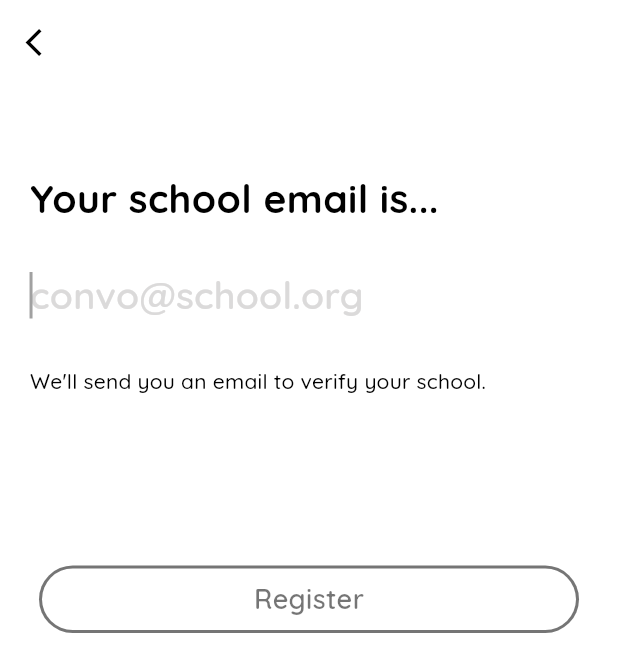
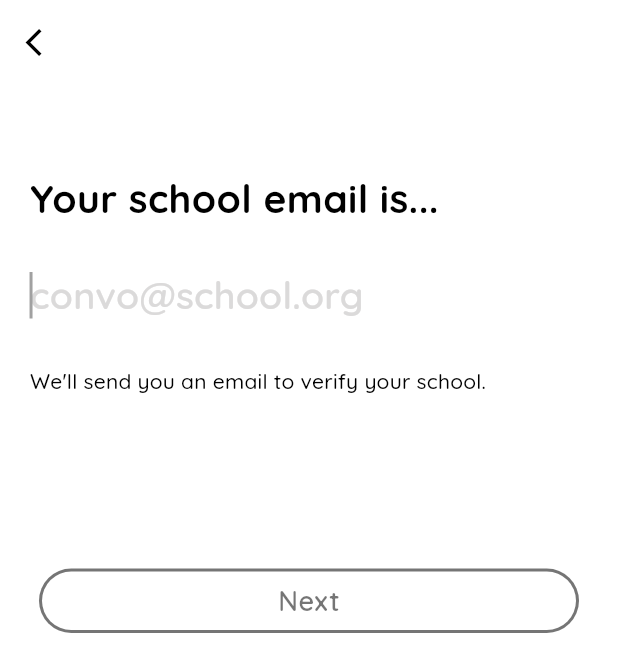
Before and after one commit to Ian2x/hs_connect, a Flutter app: the screen it shows after launch, after a tap on "Sign up", on a phone screen of 412 x 824 dp. Shown: the top 672 px of the screen. Run offline on Flutter 3.47's test engine with Material 2 defaults, Android fonts, the phone set to English and light mode, and no system bars; our stand-ins replace bubble, cached_network_image, cloud_firestore, dismissible_page, email_validator, firebase_auth and 17 more; missing offline and left inert: flutter_link_previewer; accounts and stored records are empty; network calls fail.

Commit message:
changes (e.g. reset password)

```diff
--- a/lib/screens/authenticate/authButton.dart
+++ b/lib/screens/authenticate/authButton.dart
@@ -20,9 +20,9 @@ class AuthButton extends StatelessWidget {
   Widget build(BuildContext context) {
 
     return MyOutlinedButton(
-      padding: EdgeInsets.symmetric(vertical: 9, horizontal: 30),
+      padding: EdgeInsets.symmetric(vertical: 8, horizontal: 29),
       onPressed: onPressed,
-      outlineColor: hasText ? Colors.white : Colors.black54,
+      outlineColor: hasText ? Colors.black : Colors.black54,
       borderRadius: 40,
       backgroundColor: hasText ? Colors.black : Colors.white,
       thickness: 2,
--- a/lib/screens/authenticate/registerEmail.dart
+++ b/lib/screens/authenticate/registerEmail.dart
@@ -1,18 +1,12 @@
+import 'package:email_validator/email_validator.dart';
 import 'package:flutter/material.dart';
-import 'package:firebase_auth/firebase_auth.dart';
-import 'package:hs_connect/screens/authenticate/waitVerification.dart';
-import 'package:hs_connect/services/auth.dart';
+import 'package:hs_connect/screens/authenticate/registerPassword.dart';
 import 'package:hs_connect/shared/constants.dart';
-import 'package:hs_connect/shared/themeManager.dart';
-import 'package:hs_connect/shared/tools/helperFunctions.dart';
-import 'package:hs_connect/shared/widgets/checkboxFormField.dart';
-import 'package:hs_connect/shared/widgets/loading.dart';
 import 'package:hs_connect/shared/widgets/myBackButtonIcon.dart';
 
 import 'authButton.dart';
 
 class RegisterEmail extends StatefulWidget {
-
   const RegisterEmail({Key? key}) : super(key: key);
 
   @override
@@ -20,31 +14,20 @@ class RegisterEmail extends StatefulWidget {
 }
 
 class _RegisterEmailState extends State<RegisterEmail> {
-  final AuthService _auth = AuthService();
-  final _formKey = GlobalKey<FormState>();
-  bool loading = false;
-  bool termsAccepted = true;
-
   // text field state
   String email = '';
   String? error;
 
-  String termsError = "Must read and agree to policies/terms";
-
-
   @override
   Widget build(BuildContext context) {
     final textTheme = Theme.of(context).textTheme;
-
-
-    return loading
-        ? Scaffold(
-            backgroundColor: Colors.white, body: Loading(backgroundColor: Colors.white, spinColor: Color(0xff60676c)))
-        : Scaffold(
-            resizeToAvoidBottomInset : false,
+    return Scaffold(
+            resizeToAvoidBottomInset: false,
             backgroundColor: Colors.white,
             appBar: AppBar(
-              leading: myBackButtonIcon(context, overrideColor: ThemeNotifier.lightThemeOnSurface,
+              leading: myBackButtonIcon(
+                context,
+                overrideColor: Colors.black,
               ),
               elevation: 0,
               backgroundColor: Colors.white,
@@ -55,50 +38,22 @@ class _RegisterEmailState extends State<RegisterEmail> {
                   child: Column(
                     crossAxisAlignment: CrossAxisAlignment.start,
                     children: [
-                      /*Container(
-                        padding: EdgeInsets.fromLTRB(20.0,0,0,0),
-                        alignment: Alignment.topLeft,
-                        child: Column(
-                        children: [
-                        Row(
-                          children: [
-                            Spacer(),
-                            Container(
-                              padding:EdgeInsets.fromLTRB(0, 0, 15, 0),
-                              child:
-                              SizedBox(
-                                height: 50,
-                                child: Image.asset('assets/Splash2.png'),
-                              ),
-                            ),
-                            Spacer(),
-                          ],
-                        ),
-                          ],
-                        ),
-                      ),*/
                       SizedBox(height: 60),
                       Container(
-                        padding:EdgeInsets.symmetric(horizontal: 20),
+                        padding: EdgeInsets.symmetric(horizontal: 20),
                         child: Text(
                           'Your school email is...',
-                          style: ThemeText.quicksand(
-                              fontWeight: FontWeight.w700, fontSize: 26, color: Colors.black),
+                          style: ThemeText.quicksand(fontWeight: FontWeight.w700, fontSize: 26, color: Colors.black),
                         ),
                       ),
                       SizedBox(height: 20),
-                      Form(
-                        key: _formKey,
-                        child: Container(
+                      Container(
                           alignment: Alignment.topLeft,
-                            padding: EdgeInsets.fromLTRB(20, 0, 0, 0),
-                            child: Column(
-                              children: [
-                                TextField(
+                          padding: EdgeInsets.only(left: 20),
+                          child: TextField(
                             autofocus: true,
                             autocorrect: false,
-                                  style: textTheme.headline6?.copyWith(color: authPrimaryTextColor,
-                                    fontSize: 25),
+                            style: textTheme.headline6?.copyWith(color: authPrimaryTextColor, fontSize: 25),
                             maxLines: null,
                             keyboardType: TextInputType.emailAddress,
                             decoration: InputDecoration(
@@ -112,19 +67,14 @@ class _RegisterEmailState extends State<RegisterEmail> {
                                 });
                               }
                             },
-                                ),
-                              ],
                           )),
-                      ),
-                      SizedBox(height:20),
+                      SizedBox(height: 20),
                       Container(
-                        padding: EdgeInsets.fromLTRB(20, 0, 0, 0),
+                        padding: EdgeInsets.only(left: 20),
                         alignment: Alignment.topLeft,
                         child: Text(
-                          error != null ? error!
-                              : "We'll send you an email to verify your school.",
-                          style:
-                          textTheme.subtitle1?.copyWith(color: Colors.black, fontSize: 14, height: 1.3),
+                          error ?? "We'll send you an email to verify your school.",
+                          style: textTheme.subtitle1?.copyWith(color: Colors.black, fontSize: 14, height: 1.3),
                           textAlign: TextAlign.left,
                         ),
                       ),
@@ -137,38 +87,18 @@ class _RegisterEmailState extends State<RegisterEmail> {
                   left: MediaQuery.of(context).size.width * 0.5 - 180,
                   width: 360,
                   child: AuthButton(
-                      buttonText: "Register",
-                      hasText: email!="",
+                      buttonText: "Next",
+                      hasText: email != "",
                       onPressed: () async {
-                        if (email!= ""){
-                        if (_formKey.currentState!.validate()) {
-                          if (mounted) {
-                            setState(() => loading = true);
-                          }
-                          String localEmail = email.toLowerCase();
-                          dynamic result = await _auth.createEmailUser(localEmail);
-                          if (result is User?) {
-                            final int tempIndex = localEmail.lastIndexOf('@');
-                            final String domain = localEmail.substring(tempIndex);
-                            Navigator.of(context).push(MaterialPageRoute(
-                                builder: (context) => WaitVerification(domain: domain, domainEmail: localEmail)));
-                          } else if (result is FirebaseAuthException) {
-                            if (mounted) {
-                              setState(() {
-                                String errorMsg = '';
-                                if (result.message != null) errorMsg += result.message!;
-                                error = errorMsg;
-                                loading = false;
-                              });
-                            }
+                        if (EmailValidator.validate(email)) {
+                            Navigator.of(context).push(
+                              MaterialPageRoute(
+                                builder: (context) => RegisterPassword(email: email.toLowerCase())
+                              )
+                            );
                         } else {
                           if (mounted) {
-                              setState(() {
-                                error = result.toString();
-                                loading = false;
-                              });
-                            }
-                           }
+                            setState(() => error = "Please enter a valid email.");
                           }
                         }
                       }),
--- a/lib/screens/wrapper.dart
+++ b/lib/screens/wrapper.dart
@@ -5,24 +5,18 @@ import 'package:provider/provider.dart';
 import 'authenticate/preview.dart';
 import 'home/home.dart';
 
-class Wrapper extends StatefulWidget {
+class Wrapper extends StatelessWidget {
   const Wrapper({Key? key}) : super(key: key);
-
-  @override
-  _WrapperState createState() => _WrapperState();
-}
-
-class _WrapperState extends State<Wrapper> {
 
   @override
   Widget build(BuildContext context) {
     final user = Provider.of<User?>(context);
     final userData = Provider.of<UserData?>(context);
 
-    if (user == null || userData == null || user.email==null || !user.email!.endsWith('@ianeric.com')) {
+    if (user == null || userData == null) {
       return PreviewPage();
     } else {
-      return Home(userData: userData);
+      return Home(user: user, userData: userData);
     }
   }
 }
--- a/lib/services/my_notifications_database.dart
+++ b/lib/services/my_notifications_database.dart
@@ -46,4 +46,7 @@ class MyNotificationsDatabaseService {
     return notificationss.map((item) => item!).toList();
   }
 
+  Stream<List<MyNotification?>> numNotificationsStream() {
+    return myNotificationsCollection.where(C.notifiedUserRef, isEqualTo: userRef).orderBy(C.createdAt).snapshots().map((snapshot) => snapshot.docs.map(_myNotificationFromDocument).toList());;
+  }
 }
--- a/lib/shared/myStorageManager.dart
+++ b/lib/shared/myStorageManager.dart
@@ -1,7 +1,7 @@
 import 'package:shared_preferences/shared_preferences.dart';
 
 class MyStorageManager {
-  static void saveData(String key, dynamic value) async {
+  static Future<void> saveData(String key, dynamic value) async {
     final prefs = await SharedPreferences.getInstance();
     if (value is int) {
       prefs.setInt(key, value);
--- a/lib/shared/widgets/myNavigationBar.dart
+++ b/lib/shared/widgets/myNavigationBar.dart
@@ -1,3 +1,4 @@
+import 'package:firebase_auth/firebase_auth.dart';
 import 'package:flutter/material.dart';
 import 'package:hs_connect/models/userData.dart';
 import 'package:hs_connect/screens/activity/activityPage.dart';
@@ -51,6 +52,7 @@ class _MyNavigationBarState extends State<MyNavigationBar> {
 
   @override
   Widget build(BuildContext context) {
+    final user = Provider.of<User?>(context);
     final userData = Provider.of<UserData?>(context);
     final colorScheme = Theme.of(context).colorScheme;
 
@@ -74,12 +76,13 @@ class _MyNavigationBarState extends State<MyNavigationBar> {
               selectedFontSize: 1,
               unselectedFontSize: 1,
               onTap: (int index) async {
-                if (index == 0) {
+                if (index == 0 && user!=null) {
                   if (widget.currentIndex == 0) {
                     Navigator.pushReplacement(
                       context,
                       NoAnimationMaterialPageRoute(
                           builder: (context) => Home(
+                                user: user,
                                 userData: userData,
                               )),
                     );
@@ -89,6 +92,7 @@ class _MyNavigationBarState extends State<MyNavigationBar> {
                       context,
                       NoAnimationMaterialPageRoute(
                           builder: (context) => Home(
+                            user: user,
                             userData: userData,
                           )),
                     );
--- a/pubspec.yaml
+++ b/pubspec.yaml
@@ -58,6 +58,7 @@ dependencies:
   flutter_link_previewer: ^2.6.2
   flutter_chat_types: ^3.2.2
   validators: ^3.0.0
+  email_validator: ^2.0.1
 
 flutter_native_splash:
   color: "#ffffff"
```
Also changed, not shown: lib/models/userData.dart (+60 -6 lines), lib/screens/authenticate/registerPassword.dart (added, +135 -0 lines), lib/screens/authenticate/signIn.dart (+54 -59 lines), lib/screens/authenticate/waitVerification.dart (+40 -23 lines), lib/screens/home/home.dart (+17 -5 lines), lib/services/auth.dart (+15 -19 lines), lib/services/user_data_database.dart (+3 -11 lines), pubspec.lock. Lines whose indentation alone changed are shown as unchanged.
